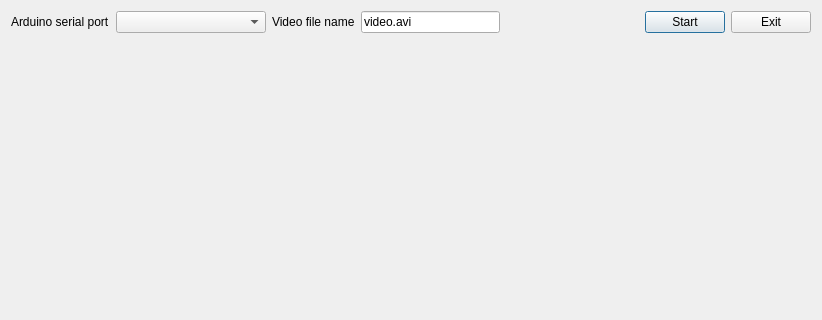
Before: the Qt Designer form ui/main.ui in ilkermanap/turntable, drawn with Qt 5; both pictures show x 0 to 822 and y 0 to 320 of the 822 by 650 pixel window.
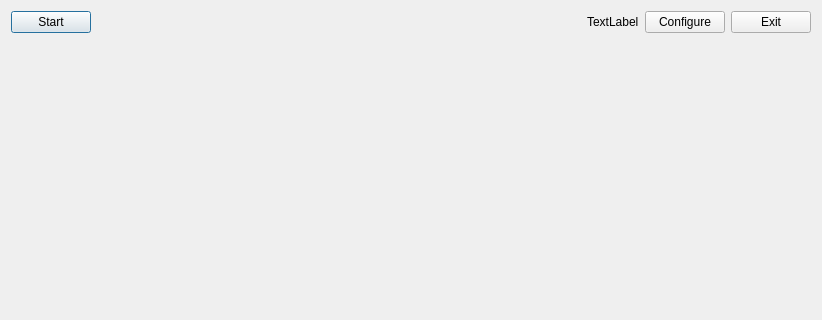
After: the same form once the commit is applied.

Commit message: config window added. ui complete

```diff
--- a/ui/main.ui
+++ b/ui/main.ui
@@ -20,33 +20,9 @@
       <enum>QLayout::SetMinimumSize</enum>
      </property>
      <item>
-      <widget class="QLabel" name="label_3">
+      <widget class="QPushButton" name="btnStart">
        <property name="text">
-        <string>Arduino serial port</string>
-       </property>
-      </widget>
-     </item>
-     <item>
-      <widget class="QComboBox" name="cmbUSB">
-       <property name="minimumSize">
-        <size>
-         <width>150</width>
-         <height>0</height>
-        </size>
-       </property>
-      </widget>
-     </item>
-     <item>
-      <widget class="QLabel" name="label_2">
-       <property name="text">
-        <string>Video file name</string>
-       </property>
-      </widget>
-     </item>
-     <item>
-      <widget class="QLineEdit" name="editFilename">
-       <property name="text">
-        <string>video.avi</string>
+        <string>Start</string>
        </property>
       </widget>
      </item>
@@ -64,14 +40,21 @@
       </spacer>
      </item>
      <item>
-      <widget class="QPushButton" name="btnStart">
+      <widget class="QLabel" name="lblStatus">
        <property name="text">
-        <string>Start</string>
+        <string>TextLabel</string>
        </property>
       </widget>
      </item>
      <item>
-      <widget class="QPushButton" name="pushButton">
+      <widget class="QPushButton" name="btnConfig">
+       <property name="text">
+        <string>Configure</string>
+       </property>
+      </widget>
+     </item>
+     <item>
+      <widget class="QPushButton" name="btnClose">
        <property name="text">
         <string>Exit</string>
        </property>
```
Left out of the diff: 21 changed lines with no effect on the pictures. The commit also changes 6 other files.
